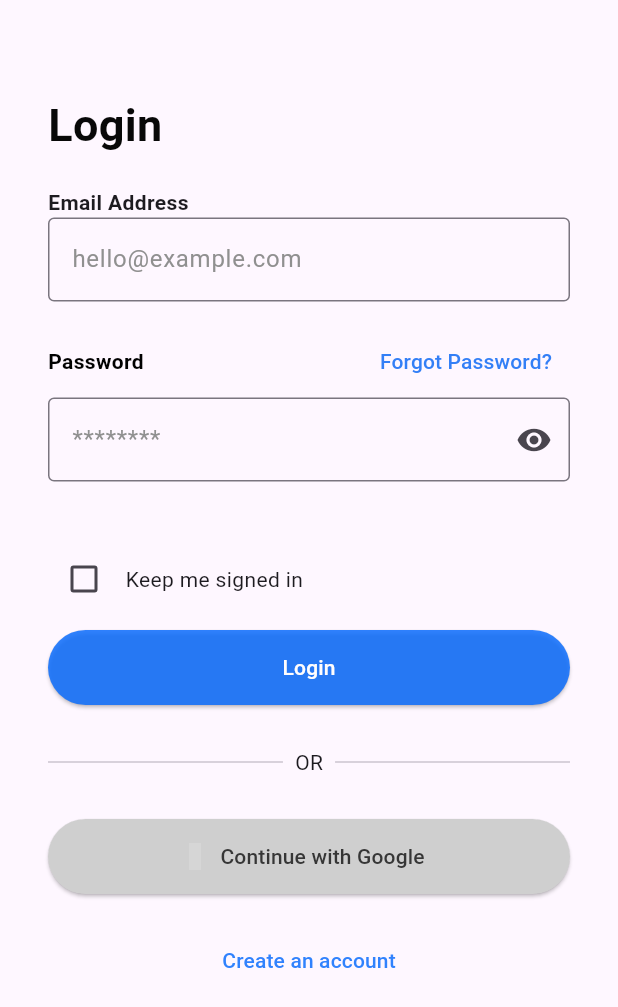
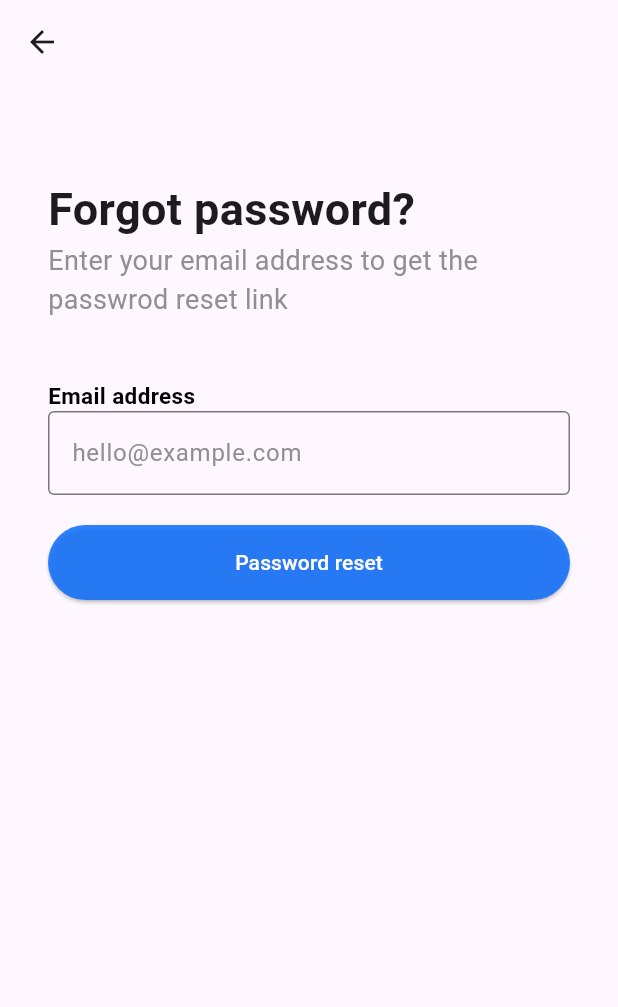
Before and after one commit to Krupnyk-Ivan/e_sign, a Flutter app: the LoginPage screen opened directly, after a tap on "Forgot Password?", on a phone screen of 412 x 824 dp. Shown: the top 1007 px of the screen. Run offline on Flutter 3.47's test engine with Material 3 defaults, Android fonts, the phone set to English and light mode, and no system bars; our stand-ins replace firebase_auth, firebase_core, firebase_database, material_design_icons_flutter; accounts and stored records are empty; grey boxes are pictures that could not be loaded.

Commit message:
Configures Firebase Realtime Database Implements role-based navigation after login.

```diff
--- a/lib/pages/list_apply_page.dart
+++ b/lib/pages/list_apply_page.dart
@@ -10,6 +10,8 @@ class ListApplyPage extends StatefulWidget {
 class _ListApplyPage extends State<ListApplyPage> {
   @override
   Widget build(BuildContext context) {
-    return Scaffold(appBar: AppBar(title: Text("Mock")));
+    return Scaffold(
+      appBar: AppBar(title: Text("Mock"), automaticallyImplyLeading: false),
+    );
   }
 }
--- a/lib/pages/login_page.dart
+++ b/lib/pages/login_page.dart
@@ -1,9 +1,13 @@
 import 'package:e_sign/pages/register_page.dart';
+import 'package:e_sign/services/database_service.dart';
 import 'package:firebase_auth/firebase_auth.dart';
+import 'package:firebase_database/firebase_database.dart';
 import 'package:flutter/material.dart';
 import 'package:material_design_icons_flutter/material_design_icons_flutter.dart';
 import '../services/auth_service.dart';
 import '../pages/list_apply_page.dart';
+import '../pages/admin_page.dart';
+import 'reset_password_page.dart';
 
 class LoginPage extends StatefulWidget {
   const LoginPage({Key? key}) : super(key: key);
@@ -21,15 +25,38 @@ class _LoginPageState extends State<LoginPage> {
   TextEditingController controllerEmail = TextEditingController();
   TextEditingController controllerPassword = TextEditingController();
   String erorMessege = '';
+  void resetpassword() {
+    Navigator.of(
+      context,
+    ).push(MaterialPageRoute(builder: (context) => const ResetPasswordPage()));
+  }
+
   void signIn() async {
     try {
-      await authService.value.signIn(
+      final userCredential = await authService.value.signIn(
         email: controllerEmail.text,
         password: controllerPassword.text,
       );
-      Navigator.of(
-        context,
-      ).push(MaterialPageRoute(builder: (context) => const ListApplyPage()));
+      final id = userCredential.user?.uid;
+      DataSnapshot? snapshot = await DatabaseService().read(path: "users/$id");
+      print(snapshot?.value);
+      final role = snapshot!.child('role').value?.toString();
+
+      if (snapshot!.child('role').value?.toString() == 'admin') {
+        Navigator.of(
+          context,
+        ).push(MaterialPageRoute(builder: (context) => const AdminPage()));
+      }
+      if (snapshot!.child('role').value?.toString() == 'applicant') {
+        Navigator.of(
+          context,
+        ).push(MaterialPageRoute(builder: (context) => const ListApplyPage()));
+      }
+      if (snapshot!.child('role').value?.toString() == 'reviewer') {
+        Navigator.of(
+          context,
+        ).push(MaterialPageRoute(builder: (context) => const ListApplyPage()));
+      }
     } on FirebaseAuthException catch (e) {
       setState(() {
         erorMessege = e.message ?? 'This is not working';
@@ -46,11 +73,11 @@ class _LoginPageState extends State<LoginPage> {
 
   @override
   Widget build(BuildContext context) {
-    return new Scaffold(
-      body: new Container(
-        padding: new EdgeInsets.all(32),
+    return Scaffold(
+      body: Container(
+        padding: EdgeInsets.all(32),
         child: Center(
-          child: new Column(
+          child: Column(
             children: <Widget>[
               SizedBox(height: 30),
 
@@ -103,7 +130,7 @@ class _LoginPageState extends State<LoginPage> {
                     ),
                   ),
                   TextButton(
-                    onPressed: () {},
+                    onPressed: resetpassword,
                     child: Text(
                       'Forgot Password?',
                       style: TextStyle(
--- /dev/null
+++ b/lib/pages/reset_password_page.dart
@@ -0,0 +1,119 @@
+import 'package:flutter/material.dart';
+import '../services/auth_service.dart';
+import 'package:firebase_auth/firebase_auth.dart';
+
+class ResetPasswordPage extends StatefulWidget {
+  const ResetPasswordPage({Key? key}) : super(key: key);
+
+  @override
+  _ResetPasswordPage createState() => _ResetPasswordPage();
+}
+
+class _ResetPasswordPage extends State<ResetPasswordPage> {
+  String erorMessege = "";
+  TextEditingController controllerEmail = TextEditingController();
+  void resetPassword() async {
+    try {
+      await authService.value.resetPassword(email: controllerEmail.text);
+      showSnackBar();
+    } on FirebaseAuthException catch (e) {
+      setState(() {
+        erorMessege = e.message ?? 'This is not working';
+      });
+      print(erorMessege);
+    }
+  }
+
+  void showSnackBar() {
+    ScaffoldMessenger.of(context).clearMaterialBanners();
+    ScaffoldMessenger.of(context).showSnackBar(
+      SnackBar(
+        content: Text("Check your email "),
+        showCloseIcon: true,
+        backgroundColor: Color.fromARGB(218, 13, 110, 253),
+      ),
+    );
+  }
+
+  @override
+  Widget build(BuildContext context) {
+    return Scaffold(
+      appBar: AppBar(automaticallyImplyLeading: true),
+      body: Container(
+        padding: EdgeInsets.all(32),
+
+        child: Center(
+          child: Column(
+            children: <Widget>[
+              SizedBox(height: 30),
+
+              Container(
+                alignment: Alignment.centerLeft,
+                child: Text(
+                  "Forgot password?",
+                  style: TextStyle(fontWeight: FontWeight.bold, fontSize: 30),
+                ),
+              ),
+              Container(
+                alignment: Alignment.centerLeft,
+                child: Text(
+                  "Enter your email address to get the passwrod reset link",
+                  style: TextStyle(
+                    color: Color.fromARGB(255, 144, 144, 144),
+                    fontSize: 18,
+                  ),
+                ),
+              ),
+              SizedBox(height: 40),
+              Container(
+                alignment: Alignment.centerLeft,
+                child: Text(
+                  "Email address",
+                  style: TextStyle(
+                    color: Color.fromARGB(255, 0, 0, 0),
+                    fontSize: 15,
+                    fontWeight: FontWeight.bold,
+                  ),
+                ),
+              ),
+              TextFormField(
+                controller: controllerEmail,
+                decoration: InputDecoration(
+                  border: const OutlineInputBorder(),
+                  hintText: 'hello@example.com',
+                  hintStyle: const TextStyle(
+                    color: Color.fromARGB(255, 144, 144, 144),
+                  ),
+                ),
+              ),
+              SizedBox(height: 20),
+              Row(
+                children: [
+                  Expanded(
+                    flex: 10,
+                    child: ElevatedButton(
+                      onPressed: () {
+                        resetPassword();
+                      },
+                      style: ElevatedButton.styleFrom(
+                        minimumSize: const Size.fromHeight(50),
+                        backgroundColor: Color.fromARGB(218, 13, 110, 253),
+                      ),
+
+                      child: Text(
+                        'Password reset',
+                        style: TextStyle(
+                          color: Color.fromARGB(255, 255, 253, 253),
+                        ),
+                      ),
+                    ),
+                  ),
+                ],
+              ),
+            ],
+          ),
+        ),
+      ),
+    );
+  }
+}
--- a/pubspec.yaml
+++ b/pubspec.yaml
@@ -37,6 +37,7 @@ dependencies:
   firebase_core: ^3.13.1
   firebase_auth: ^5.5.4
   material_design_icons_flutter: ^7.0.7296
+  firebase_database: ^11.3.6
 
 dev_dependencies:
   flutter_test:
```
Also changed, not shown: lib/pages/admin_page.dart (added, +17 -0 lines), lib/pages/register_page.dart (+22 -6 lines), lib/services/database_service.dart (added, +31 -0 lines), lib/firebase_options.dart, pubspec.lock, 2 other files.
